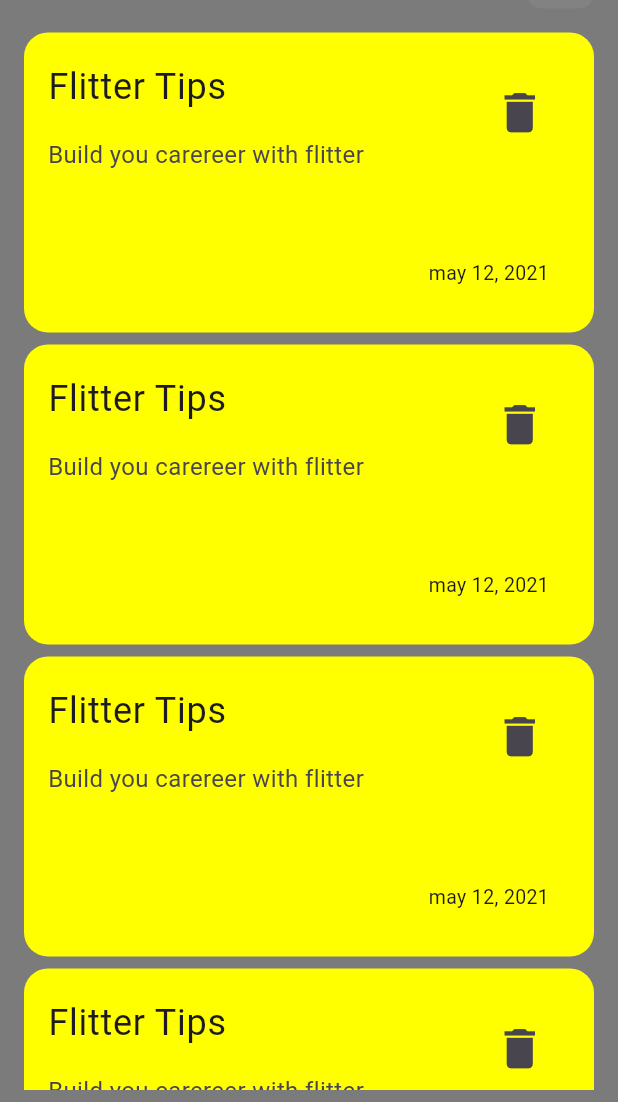
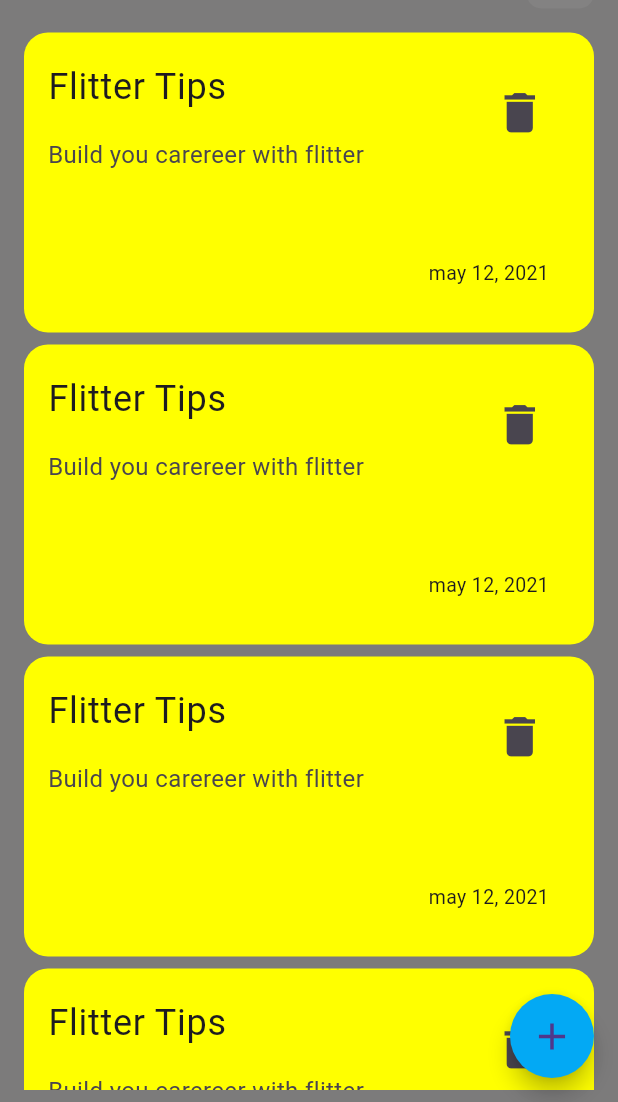
Before and after one commit to Karf2411/notes_app, a Flutter app: the screen it shows after launch, on a phone screen of 412 x 824 dp, the part 134-1236 px from its top. Run offline on Flutter 3.47's test engine with Material 3 defaults, Android fonts, the phone set to English and light mode, and no system bars.

Commit message:
add floating button and finish home ui

```diff
--- a/lib/Views/home_view.dart
+++ b/lib/Views/home_view.dart
@@ -7,8 +7,8 @@ class HomeView extends StatelessWidget {
 
   @override
   Widget build(BuildContext context) {
-    return const Scaffold(
-      body: Padding(
+    return Scaffold(
+      body: const Padding(
         padding: EdgeInsets.only(top: 50, left: 16, bottom: 8, right: 16),
         child: Column(
           children: [
@@ -17,6 +17,17 @@ class HomeView extends StatelessWidget {
           ],
         ),
       ),
+      floatingActionButton: FloatingActionButton(
+        shape: RoundedRectangleBorder(
+          borderRadius: BorderRadius.circular(40),
+        ),
+        backgroundColor: Colors.lightBlue,
+        onPressed: () {},
+        child: const Icon(
+          Icons.add,
+          size: 30,
+        ),
+      ),
     );
   }
 }
--- a/lib/Widgets/custom_note.dart
+++ b/lib/Widgets/custom_note.dart
@@ -6,7 +6,7 @@ class CustomNote extends StatelessWidget {
   @override
   Widget build(BuildContext context) {
     return Container(
-      margin: const EdgeInsets.only(top: 8),
+      margin: const EdgeInsets.only(bottom: 8),
       height: 200,
       width: double.infinity,
       decoration: BoxDecoration(
--- a/lib/Widgets/notes_list.dart
+++ b/lib/Widgets/notes_list.dart
@@ -9,7 +9,7 @@ class NotesList extends StatelessWidget {
     return Expanded(
       child: ListView.builder(
         itemCount: 10,
-        padding: const EdgeInsets.only(top: 8),
+        padding: const EdgeInsets.only(top: 16),
         itemBuilder: (context, index) {
           return const CustomNote();
         },
```
